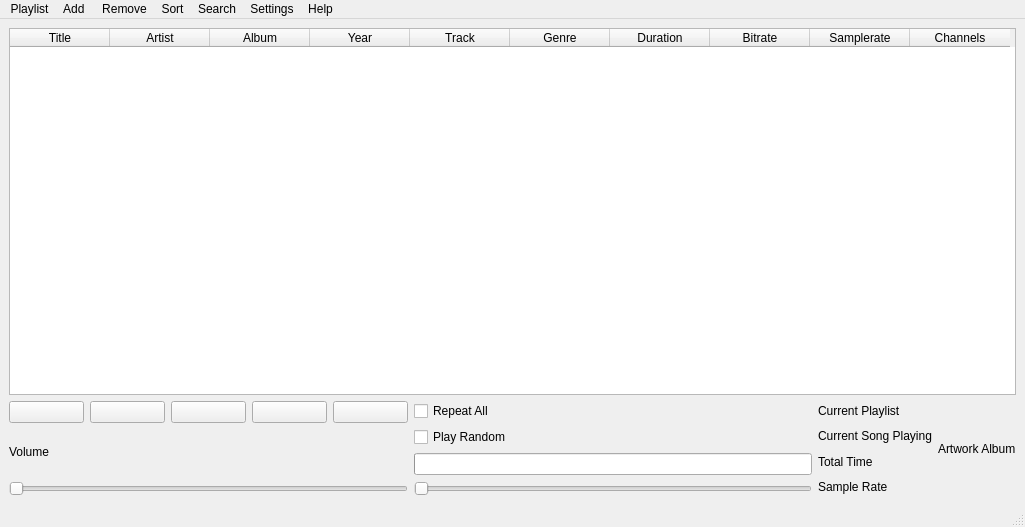
Above: mainwindow.ui from Bratski/MP3PlayerWifi before the change. Below: the same form after it.
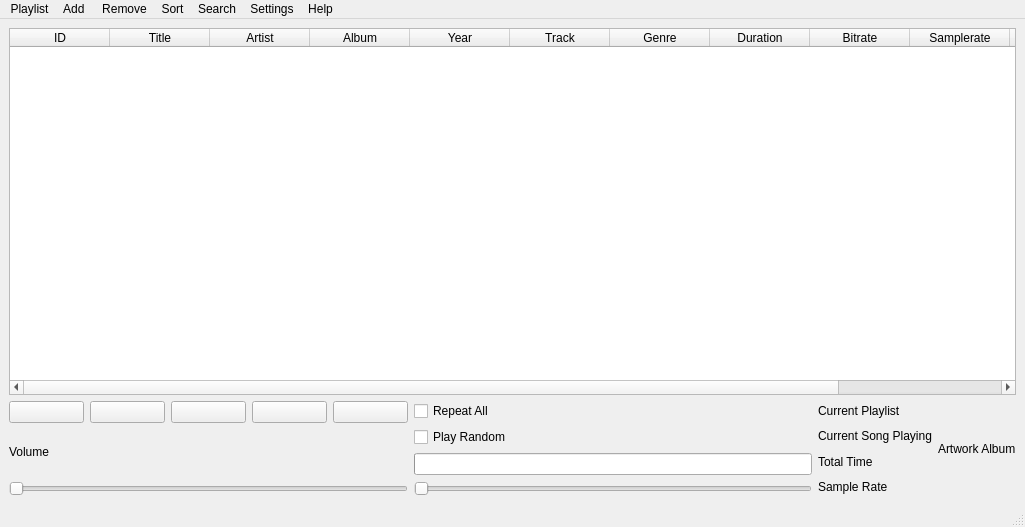
That is the form after the change. Icons and pictures are not drawn.

Diff of the .ui file:
```diff
--- a/mainwindow.ui
+++ b/mainwindow.ui
@@ -25,6 +25,11 @@
         <property name="selectionBehavior">
          <enum>QAbstractItemView::SelectionBehavior::SelectRows</enum>
         </property>
+        <column>
+         <property name="text">
+          <string>ID</string>
+         </property>
+        </column>
         <column>
          <property name="text">
           <string>Title</string>
@@ -75,6 +80,11 @@
           <string>Channels</string>
          </property>
         </column>
+        <column>
+         <property name="text">
+          <string>File location</string>
+         </property>
+        </column>
        </widget>
       </item>
      </layout>
```
Left out of the diff: 2 changed lines with no effect on the pictures.
